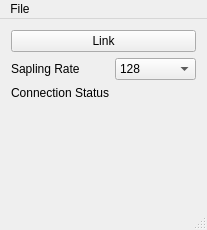
Before: the Qt Designer form Apps/emotiv/mainwindow.ui in sccn/lsl_archived, drawn with Qt 5.
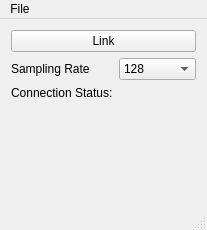
After: the same form once the commit is applied.

Commit message: Emotiv App updated to Qt5

The edit to the form file:
```diff
--- a/Apps/emotiv/mainwindow.ui
+++ b/Apps/emotiv/mainwindow.ui
@@ -30,7 +30,7 @@
       <item row="1" column="0">
        <widget class="QLabel" name="label_2">
         <property name="text">
-         <string>Connection Status</string>
+         <string>Connection Status:</string>
         </property>
        </widget>
       </item>
@@ -54,7 +54,7 @@
       <item row="0" column="0">
        <widget class="QLabel" name="label">
         <property name="text">
-         <string>Sapling Rate</string>
+         <string>Sampling Rate</string>
         </property>
        </widget>
       </item>
```
The commit also changes 2 other files.
